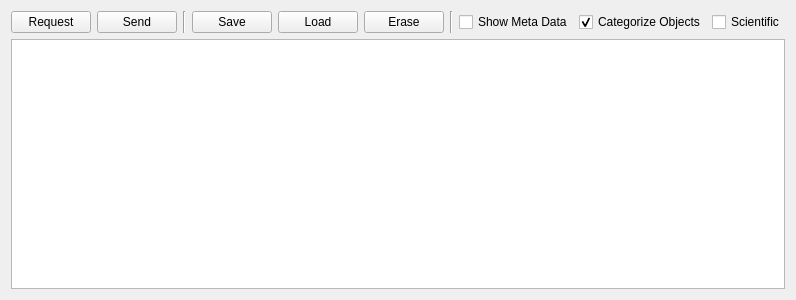
Old version of the form ground/openpilotgcs/src/plugins/uavobjectbrowser/uavobjectbrowser.ui in the repository openpilot/OpenPilot.
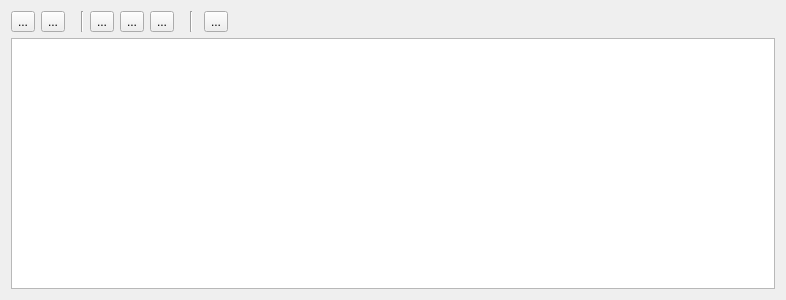
New version of the form. Icons and pictures are not drawn.

Commit message: GCS-Made the buttons on the object browser smaller.

Diff of the .ui file:
```diff
--- a/ground/openpilotgcs/src/plugins/uavobjectbrowser/uavobjectbrowser.ui
+++ b/ground/openpilotgcs/src/plugins/uavobjectbrowser/uavobjectbrowser.ui
@@ -17,43 +17,53 @@
    <item>
     <layout class="QHBoxLayout" name="horizontalLayout">
      <item>
-      <widget class="QPushButton" name="requestButton">
+      <widget class="QToolButton" name="requestButton">
        <property name="toolTip">
-        <string>Request update</string>
-       </property>
-       <property name="text">
         <string>Request</string>
        </property>
-      </widget>
-     </item>
-     <item>
-      <spacer name="horizontalSpacer">
-       <property name="orientation">
-        <enum>Qt::Horizontal</enum>
+       <property name="text">
+        <string>...</string>
        </property>
-       <property name="sizeType">
-        <enum>QSizePolicy::Preferred</enum>
+       <property name="icon">
+        <iconset resource="uavobjectbrowser.qrc">
+         <normaloff>:/uavobjectbrowser/images/down_alt.png</normaloff>:/uavobjectbrowser/images/down_alt.png</iconset>
        </property>
-       <property name="sizeHint" stdset="0">
+       <property name="iconSize">
         <size>
-         <width>10</width>
-         <height>20</height>
+         <width>32</width>
+         <height>32</height>
         </size>
        </property>
-      </spacer>
+       <property name="checkable">
+        <bool>false</bool>
+       </property>
+       <property name="checked">
+        <bool>false</bool>
+       </property>
+      </widget>
      </item>
      <item>
-      <widget class="QPushButton" name="sendButton">
+      <widget class="QToolButton" name="sendButton">
        <property name="toolTip">
-        <string>Send update</string>
-       </property>
-       <property name="text">
         <string>Send</string>
        </property>
+       <property name="text">
+        <string>...</string>
+       </property>
+       <property name="icon">
+        <iconset resource="uavobjectbrowser.qrc">
+         <normaloff>:/uavobjectbrowser/images/up_alt.png</normaloff>:/uavobjectbrowser/images/up_alt.png</iconset>
+       </property>
+       <property name="iconSize">
+        <size>
+         <width>32</width>
+         <height>32</height>
+        </size>
+       </property>
       </widget>
      </item>
      <item>
-      <spacer name="horizontalSpacer_7">
+      <spacer name="horizontalSpacer">
        <property name="orientation">
         <enum>Qt::Horizontal</enum>
        </property>
@@ -62,7 +72,7 @@
        </property>
        <property name="sizeHint" stdset="0">
         <size>
-         <width>5</width>
+         <width>10</width>
          <height>20</height>
         </size>
        </property>
@@ -76,85 +86,67 @@
       </widget>
      </item>
      <item>
-      <spacer name="horizontalSpacer_4">
-       <property name="orientation">
-        <enum>Qt::Horizontal</enum>
-       </property>
-       <property name="sizeType">
-        <enum>QSizePolicy::Preferred</enum>
-       </property>
-       <property name="sizeHint" stdset="0">
-        <size>
-         <width>5</width>
-         <height>20</height>
-        </size>
-       </property>
-      </spacer>
-     </item>
-     <item>
-      <widget class="QPushButton" name="saveSDButton">
+      <widget class="QToolButton" name="saveSDButton">
        <property name="toolTip">
-        <string>Save to SD Card</string>
-       </property>
-       <property name="text">
         <string>Save</string>
        </property>
-      </widget>
-     </item>
-     <item>
-      <spacer name="horizontalSpacer_5">
-       <property name="orientation">
-        <enum>Qt::Horizontal</enum>
+       <property name="text">
+        <string>...</string>
        </property>
-       <property name="sizeType">
-        <enum>QSizePolicy::Preferred</enum>
+       <property name="icon">
+        <iconset resource="uavobjectbrowser.qrc">
+         <normaloff>:/uavobjectbrowser/images/remove.png</normaloff>:/uavobjectbrowser/images/remove.png</iconset>
        </property>
-       <property name="sizeHint" stdset="0">
+       <property name="iconSize">
         <size>
-         <width>10</width>
-         <height>20</height>
+         <width>32</width>
+         <height>32</height>
         </size>
        </property>
-      </spacer>
+      </widget>
      </item>
      <item>
-      <widget class="QPushButton" name="readSDButton">
+      <widget class="QToolButton" name="readSDButton">
        <property name="toolTip">
-        <string>Load from SD Card</string>
-       </property>
-       <property name="text">
         <string>Load</string>
        </property>
-      </widget>
-     </item>
-     <item>
-      <spacer name="horizontalSpacer_2">
-       <property name="orientation">
-        <enum>Qt::Horizontal</enum>
+       <property name="text">
+        <string>...</string>
        </property>
-       <property name="sizeType">
-        <enum>QSizePolicy::Preferred</enum>
+       <property name="icon">
+        <iconset resource="uavobjectbrowser.qrc">
+         <normaloff>:/uavobjectbrowser/images/install.png</normaloff>:/uavobjectbrowser/images/install.png</iconset>
        </property>
-       <property name="sizeHint" stdset="0">
+       <property name="iconSize">
         <size>
-         <width>10</width>
-         <height>20</height>
+         <width>32</width>
+         <height>32</height>
         </size>
        </property>
-      </spacer>
+      </widget>
      </item>
      <item>
-      <widget class="QPushButton" name="eraseSDButton">
+      <widget class="QToolButton" name="eraseSDButton">
        <property name="toolTip">
-        <string>Erase from SD card</string>
-       </property>
-       <property name="text">
         <string>Erase</string>
        </property>
+       <property name="text">
+        <string>...</string>
+       </property>
+       <property name="icon">
+        <iconset resource="uavobjectbrowser.qrc">
+         <normaloff>:/uavobjectbrowser/images/trash.png</normaloff>:/uavobjectbrowser/images/trash.png</iconset>
+       </property>
+       <property name="iconSize">
+        <size>
+         <width>32</width>
+         <height>32</height>
+        </size>
+       </property>
       </widget>
      </item>
      <item>
-      <spacer name="horizontalSpacer_6">
+      <spacer name="horizontalSpacer_5">
        <property name="orientation">
         <enum>Qt::Horizontal</enum>
        </property>
@@ -163,7 +155,7 @@
        </property>
        <property name="sizeHint" stdset="0">
         <size>
-         <width>5</width>
+         <width>10</width>
          <height>20</height>
         </size>
        </property>
@@ -193,35 +185,19 @@
       </spacer>
      </item>
      <item>
-      <widget class="QCheckBox" name="metaCheckBox">
-       <property name="toolTip">
-        <string>Show Meta Data</string>
-       </property>
+      <widget class="QToolButton" name="tbView">
        <property name="text">
-        <string>Show Meta Data</string>
+        <string>...</string>
        </property>
-      </widget>
-     </item>
-     <item>
-      <widget class="QCheckBox" name="categorizeCheckbox">
-       <property name="toolTip">
-        <string>Select to sort objects in to categories.</string>
+       <property name="icon">
+        <iconset resource="uavobjectbrowser.qrc">
+         <normaloff>:/uavobjectbrowser/images/1343241276_eye.png</normaloff>:/uavobjectbrowser/images/1343241276_eye.png</iconset>
        </property>
-       <property name="text">
-        <string>Categorize Objects</string>
-       </property>
-       <property name="checked">
-        <bool>true</bool>
-       </property>
-      </widget>
-     </item>
-     <item>
-      <widget class="QCheckBox" name="scientificNotationCheckbox">
-       <property name="toolTip">
-        <string>Use scientific editors</string>
-       </property>
-       <property name="text">
-        <string>Scientific</string>
+       <property name="iconSize">
+        <size>
+         <width>32</width>
+         <height>32</height>
+        </size>
        </property>
       </widget>
      </item>
```
Left out of the diff: 4 changed lines with no effect on the pictures. The commit also changes 5 other files.
